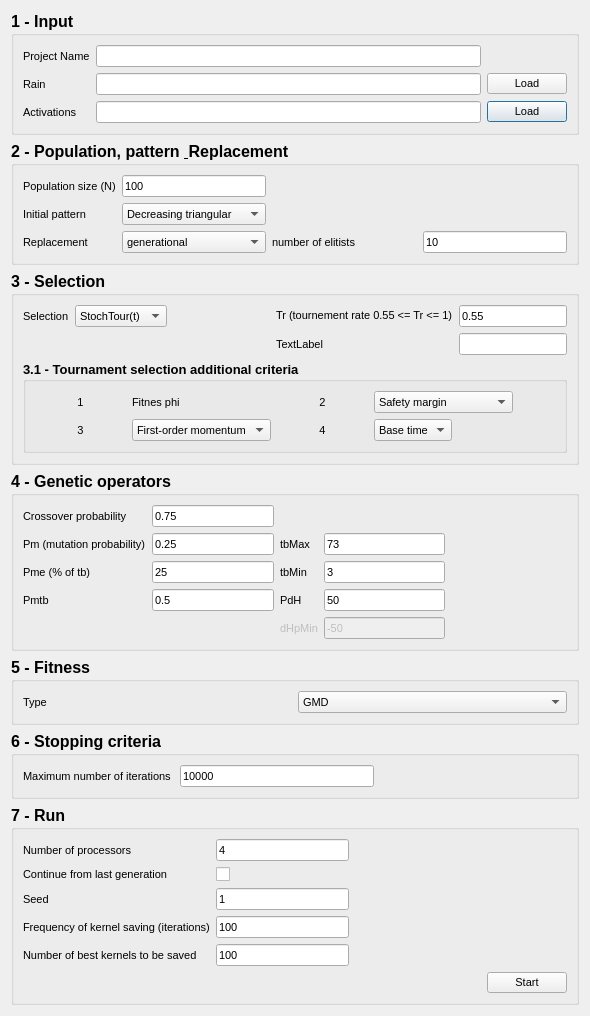
The window that dialog.ui (alessioderango/SAKe) describes before a commit, drawn with Qt 5.
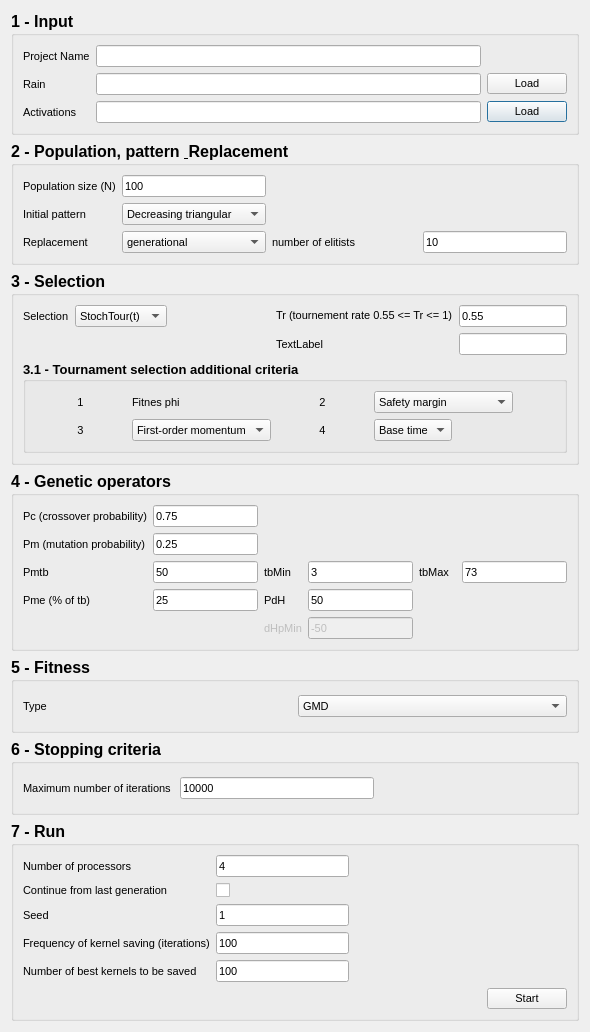
The same window after the commit.

The edit to the form file:
```diff
--- a/dialog.ui
+++ b/dialog.ui
@@ -10,7 +10,7 @@
     <x>0</x>
     <y>0</y>
     <width>590</width>
-    <height>956</height>
+    <height>1032</height>
    </rect>
   </property>
   <property name="sizePolicy">
@@ -704,21 +704,7 @@
        <layout class="QVBoxLayout" name="verticalLayout_7">
         <item>
          <layout class="QGridLayout" name="gridLayout_4">
-          <item row="0" column="0">
-           <widget class="QLabel" name="label_11">
-            <property name="font">
-             <font>
-              <pointsize>8</pointsize>
-              <weight>50</weight>
-              <bold>false</bold>
-             </font>
-            </property>
-            <property name="text">
-             <string>Crossover probability</string>
-            </property>
-           </widget>
-          </item>
-          <item row="3" column="2">
+          <item row="2" column="2">
            <widget class="QLabel" name="labeltbMin">
             <property name="font">
              <font>
@@ -732,48 +718,7 @@
             </property>
            </widget>
           </item>
-          <item row="3" column="3">
-           <widget class="QLineEdit" name="lineEditTbMin">
-            <property name="font">
-             <font>
-              <pointsize>8</pointsize>
-              <weight>50</weight>
-              <bold>false</bold>
-             </font>
-            </property>
-            <property name="text">
-             <string>3</string>
-            </property>
-           </widget>
-          </item>
-          <item row="0" column="4">
-           <spacer name="horizontalSpacer_4">
-            <property name="orientation">
-             <enum>Qt::Horizontal</enum>
-            </property>
-            <property name="sizeHint" stdset="0">
-             <size>
-              <width>40</width>
-              <height>20</height>
-             </size>
-            </property>
-           </spacer>
-          </item>
-          <item row="0" column="1">
-           <widget class="QLineEdit" name="lineEditCrossoverP">
-            <property name="font">
-             <font>
-              <pointsize>8</pointsize>
-              <weight>50</weight>
-              <bold>false</bold>
-             </font>
-            </property>
-            <property name="text">
-             <string>0.75</string>
-            </property>
-           </widget>
-          </item>
-          <item row="2" column="3">
+          <item row="2" column="5">
            <widget class="QLineEdit" name="lineEditTbMax">
             <property name="font">
              <font>
@@ -787,7 +732,35 @@
             </property>
            </widget>
           </item>
-          <item row="2" column="2">
+          <item row="2" column="0">
+           <widget class="QLabel" name="labelPmb">
+            <property name="font">
+             <font>
+              <pointsize>8</pointsize>
+              <weight>50</weight>
+              <bold>false</bold>
+             </font>
+            </property>
+            <property name="text">
+             <string>Pmtb</string>
+            </property>
+           </widget>
+          </item>
+          <item row="2" column="3">
+           <widget class="QLineEdit" name="lineEditTbMin">
+            <property name="font">
+             <font>
+              <pointsize>8</pointsize>
+              <weight>50</weight>
+              <bold>false</bold>
+             </font>
+            </property>
+            <property name="text">
+             <string>3</string>
+            </property>
+           </widget>
+          </item>
+          <item row="2" column="4">
            <widget class="QLabel" name="labeltbMax">
             <property name="font">
              <font>
@@ -801,8 +774,8 @@
             </property>
            </widget>
           </item>
-          <item row="2" column="0">
-           <widget class="QLabel" name="label_17">
+          <item row="2" column="1">
+           <widget class="QLineEdit" name="lineEditPmb">
             <property name="font">
              <font>
               <pointsize>8</pointsize>
@@ -811,11 +784,38 @@
              </font>
             </property>
             <property name="text">
-             <string>Pm (mutation probability)</string>
+             <string>50</string>
             </property>
            </widget>
           </item>
-          <item row="3" column="1">
+          <item row="0" column="4">
+           <spacer name="horizontalSpacer_4">
+            <property name="orientation">
+             <enum>Qt::Horizontal</enum>
+            </property>
+            <property name="sizeHint" stdset="0">
+             <size>
+              <width>40</width>
+              <height>20</height>
+             </size>
+            </property>
+           </spacer>
+          </item>
+          <item row="0" column="0">
+           <widget class="QLabel" name="label_11">
+            <property name="font">
+             <font>
+              <pointsize>8</pointsize>
+              <weight>50</weight>
+              <bold>false</bold>
+             </font>
+            </property>
+            <property name="text">
+             <string>Pc (crossover probability)</string>
+            </property>
+           </widget>
+          </item>
+          <item row="4" column="1">
            <widget class="QLineEdit" name="lineEditPme">
             <property name="font">
              <font>
@@ -829,8 +829,8 @@
             </property>
            </widget>
           </item>
-          <item row="2" column="1">
-           <widget class="QLineEdit" name="lineEditMutationP">
+          <item row="0" column="1">
+           <widget class="QLineEdit" name="lineEditCrossoverP">
             <property name="font">
              <font>
               <pointsize>8</pointsize>
@@ -839,39 +839,11 @@
              </font>
             </property>
             <property name="text">
-             <string>0.25</string>
-            </property>
-           </widget>
-          </item>
-          <item row="4" column="1">
-           <widget class="QLineEdit" name="lineEditPmb">
-            <property name="font">
-             <font>
-              <pointsize>8</pointsize>
-              <weight>50</weight>
-              <bold>false</bold>
-             </font>
-            </property>
-            <property name="text">
-             <string>0.5</string>
+             <string>0.75</string>
             </property>
            </widget>
           </item>
           <item row="4" column="0">
-           <widget class="QLabel" name="labelPmb">
-            <property name="font">
-             <font>
-              <pointsize>8</pointsize>
-              <weight>50</weight>
-              <bold>false</bold>
-             </font>
-            </property>
-            <property name="text">
-             <string>Pmtb</string>
-            </property>
-           </widget>
-          </item>
-          <item row="3" column="0">
            <widget class="QLabel" name="labelPme">
             <property name="font">
              <font>
@@ -885,7 +857,7 @@
             </property>
            </widget>
           </item>
-          <item row="6" column="3">
+          <item row="7" column="3">
            <widget class="QLineEdit" name="lineEditdHpMin">
             <property name="enabled">
              <bool>false</bool>
@@ -902,7 +874,7 @@
             </property>
            </widget>
           </item>
-          <item row="6" column="2">
+          <item row="7" column="2">
            <widget class="QLabel" name="label_21">
             <property name="enabled">
              <bool>false</bool>
@@ -919,6 +891,34 @@
             </property>
            </widget>
           </item>
+          <item row="1" column="0">
+           <widget class="QLabel" name="label_17">
+            <property name="font">
+             <font>
+              <pointsize>8</pointsize>
+              <weight>50</weight>
+              <bold>false</bold>
+             </font>
+            </property>
+            <property name="text">
+             <string>Pm (mutation probability)</string>
+            </property>
+           </widget>
+          </item>
+          <item row="1" column="1">
+           <widget class="QLineEdit" name="lineEditMutationP">
+            <property name="font">
+             <font>
+              <pointsize>8</pointsize>
+              <weight>50</weight>
+              <bold>false</bold>
+             </font>
+            </property>
+            <property name="text">
+             <string>0.25</string>
+            </property>
+           </widget>
+          </item>
           <item row="4" column="2">
            <widget class="QLabel" name="label_22">
             <property name="font">
```
Left out of the diff: 10 changed lines with no effect on the pictures.
